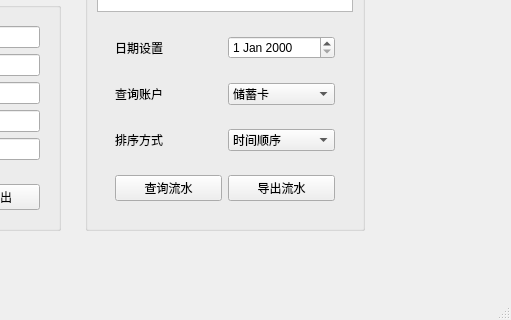
Above: mainwindow.ui from WitchElaina/BankSystem before the change; both pictures show x 497 to 1008 and y 323 to 643 of the 1008 by 643 pixel window. Below: the same form after it.
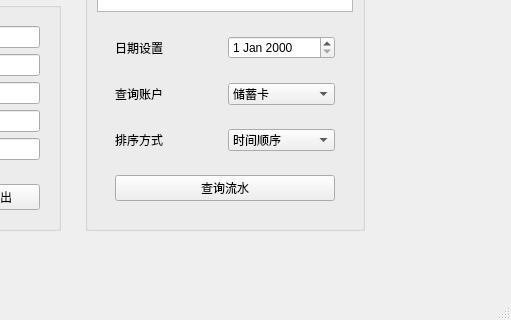
That is the form after the change.

```diff
--- a/mainwindow.ui
+++ b/mainwindow.ui
@@ -461,13 +461,6 @@
                      </property>
                     </widget>
                    </item>
-                   <item>
-                    <widget class="QPushButton" name="pushButton_export_record">
-                     <property name="text">
-                      <string>导出流水</string>
-                     </property>
-                    </widget>
-                   </item>
                   </layout>
                  </widget>
                 </item>
```
